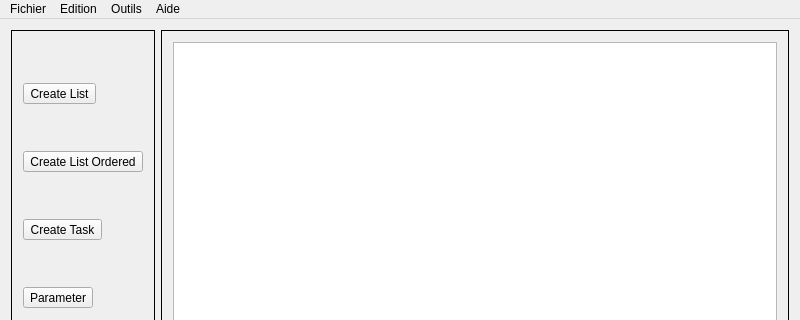
Old version of the form UI/mainwindow.ui in the repository guiguilalane/Taskinator; both pictures show x 0 to 800 and y 0 to 320 of the 800 by 600 pixel window.
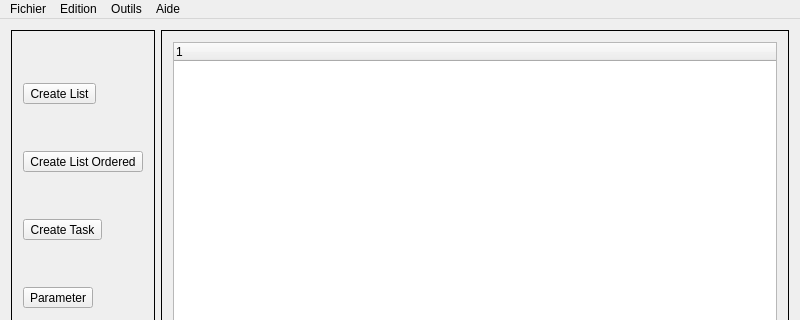
New version of the form. Icons and pictures are not drawn.

What changed in the file:
```diff
--- a/UI/mainwindow.ui
+++ b/UI/mainwindow.ui
@@ -166,13 +166,15 @@
       </property>
       <layout class="QVBoxLayout" name="verticalLayout_2">
        <item>
-        <widget class="QTreeView" name="treeView">
-         <property name="mouseTracking">
-          <bool>false</bool>
-         </property>
-         <property name="layoutDirection">
-          <enum>Qt::LeftToRight</enum>
-         </property>
+        <widget class="QTreeWidget" name="treeWidget">
+         <attribute name="headerVisible">
+          <bool>true</bool>
+         </attribute>
+         <column>
+          <property name="text">
+           <string notr="true">1</string>
+          </property>
+         </column>
         </widget>
        </item>
       </layout>
```
Left out of the diff: 17 changed lines with no effect on the pictures.
